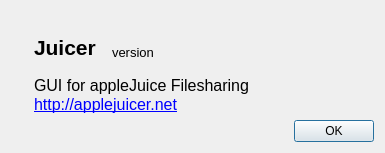
Above: src/aboutdialogbase.ui from applejuicenetz/gui-juicer before the change. Below: the same form after it.
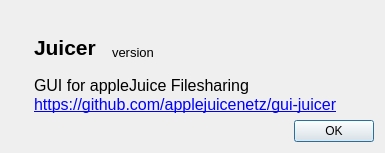
That is the form after the change. Icons and pictures are not drawn.

Commit message: Über-Dialog: Link auf GitHub-Repository statt applejuicer.net

Patch:
```diff
--- a/src/aboutdialogbase.ui
+++ b/src/aboutdialogbase.ui
@@ -128,7 +128,7 @@
 p, li { white-space: pre-wrap; }
 &lt;/style&gt;&lt;/head&gt;&lt;body style=&quot; font-family:'DejaVu Sans'; font-size:9pt; font-weight:400; font-style:normal;&quot;&gt;
 &lt;p style=&quot; margin-top:0px; margin-bottom:0px; margin-left:0px; margin-right:0px; -qt-block-indent:0; text-indent:0px;&quot;&gt;&lt;span style=&quot; font-size:12pt;&quot;&gt;GUI for appleJuice Filesharing&lt;/span&gt;&lt;/p&gt;
-&lt;p style=&quot; margin-top:0px; margin-bottom:0px; margin-left:0px; margin-right:0px; -qt-block-indent:0; text-indent:0px;&quot;&gt;&lt;a href=&quot;http://applejuicer.net&quot;&gt;&lt;span style=&quot; font-size:12pt; text-decoration: underline; color:#0000ff;&quot;&gt;http://applejuicer.net&lt;/span&gt;&lt;/a&gt;&lt;/p&gt;&lt;/body&gt;&lt;/html&gt;</string>
+&lt;p style=&quot; margin-top:0px; margin-bottom:0px; margin-left:0px; margin-right:0px; -qt-block-indent:0; text-indent:0px;&quot;&gt;&lt;a href=&quot;https://github.com/applejuicenetz/gui-juicer&quot;&gt;&lt;span style=&quot; font-size:12pt; text-decoration: underline; color:#0000ff;&quot;&gt;https://github.com/applejuicenetz/gui-juicer&lt;/span&gt;&lt;/a&gt;&lt;/p&gt;&lt;/body&gt;&lt;/html&gt;</string>
          </property>
          <property name="alignment">
           <set>Qt::AlignBottom|Qt::AlignLeading|Qt::AlignLeft</set>
```
